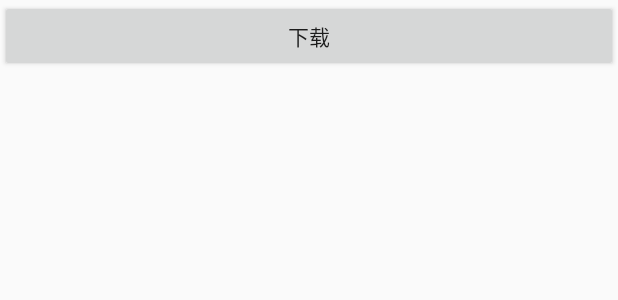
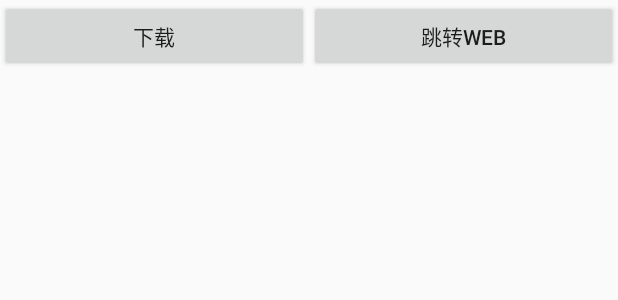
Before and after one commit to WuJinLi/Demo, an Android app: the layout ac_handlerthread.xml on its own in the app's theme, with its tools: preview values and no code run, on a phone screen of 412 x 824 dp. Shown: the top 300 px of the screen. Run offline under Robolectric (Android 15) with nearby library versions, the phone set to English and light mode, and no system bars.

Commit message:
添加跳转对应知识点的web链接

```diff
--- a/app/src/main/AndroidManifest.xml
+++ b/app/src/main/AndroidManifest.xml
@@ -33,6 +33,10 @@
 
         <activity android:name=".handlerthread.HandlerThreadActivity"
             android:screenOrientation="portrait"/>
+
+        <activity android:name=".web.WebDetailActivity"
+            android:screenOrientation="portrait"/>
+
     </application>
 
 </manifest>
--- a/app/src/main/res/layout/ac_handlerthread.xml
+++ b/app/src/main/res/layout/ac_handlerthread.xml
@@ -6,11 +6,23 @@
     android:orientation="vertical">
 
 
-    <Button
-        android:id="@+id/btn_download"
+    <LinearLayout
         android:layout_width="match_parent"
-        android:layout_height="wrap_content"
-        android:text="下载" />
+        android:orientation="horizontal"
+        android:layout_height="wrap_content">
+        <Button
+            android:id="@+id/btn_download"
+            android:layout_width="0dp"
+            android:layout_weight="1"
+            android:layout_height="wrap_content"
+            android:text="下载" />
+        <Button
+            android:id="@+id/btn_web"
+            android:layout_width="0dp"
+            android:layout_weight="1"
+            android:layout_height="wrap_content"
+            android:text="跳转web" />
+    </LinearLayout>
 
     <ImageView
         android:id="@+id/iv_photo"
--- a/app/src/main/res/layout/ac_runnable.xml
+++ b/app/src/main/res/layout/ac_runnable.xml
@@ -40,6 +40,11 @@
             android:layout_width="match_parent"
             android:layout_height="wrap_content"
             android:text="两个线程实现一个耗时任务" />
+        <Button
+            android:id="@+id/btn_web"
+            android:layout_width="match_parent"
+            android:layout_height="wrap_content"
+            android:text="跳转web" />
 
     </LinearLayout>
 
```
Also changed, not shown: app/src/main/java/com/wjl/reviewdemo/UrlManager.java (added, +27 -0 lines), app/src/main/java/com/wjl/reviewdemo/asynctask/AsyncTaskActivity.java (+9 -2 lines), app/src/main/java/com/wjl/reviewdemo/handler/HandlerActivity.java (+8 -1 lines), app/src/main/java/com/wjl/reviewdemo/handlerthread/HandlerThreadActivity.java (+12 -1 lines), app/src/main/java/com/wjl/reviewdemo/runnable/RunnableActivity.java (+7 -1 lines), app/src/main/java/com/wjl/reviewdemo/web/WebDetailActivity.java (added, +102 -0 lines), app/src/main/res/layout/ac_asynctask.xml (+7 -0 lines), app/src/main/res/layout/ac_handler.xml (+7 -0 lines), app/src/main/res/layout/ac_web_detail.xml (added, +10 -0 lines).
